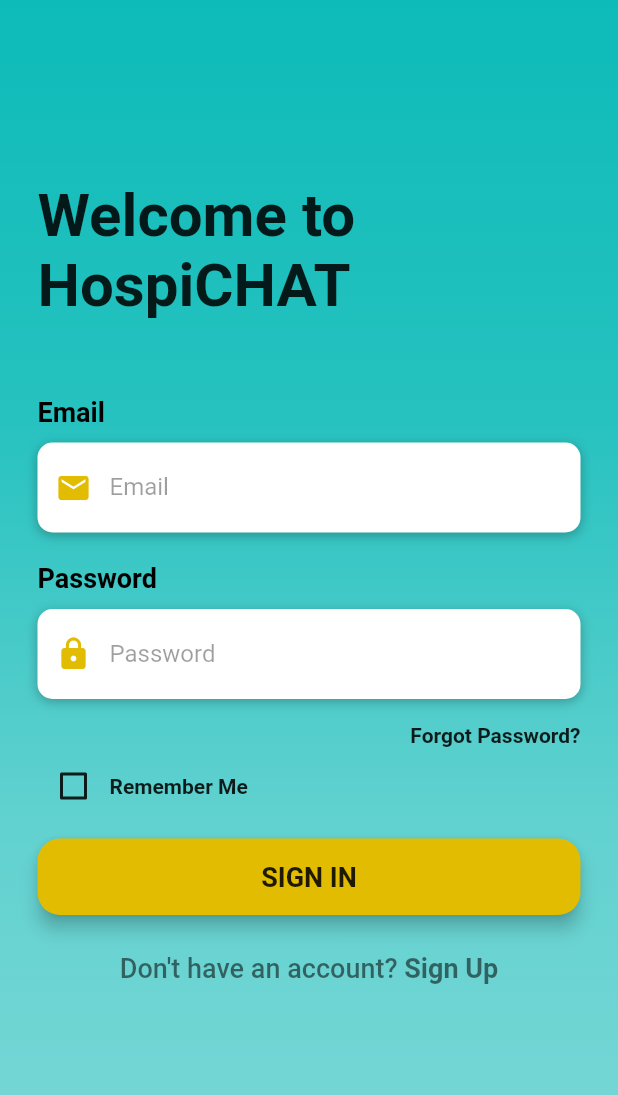
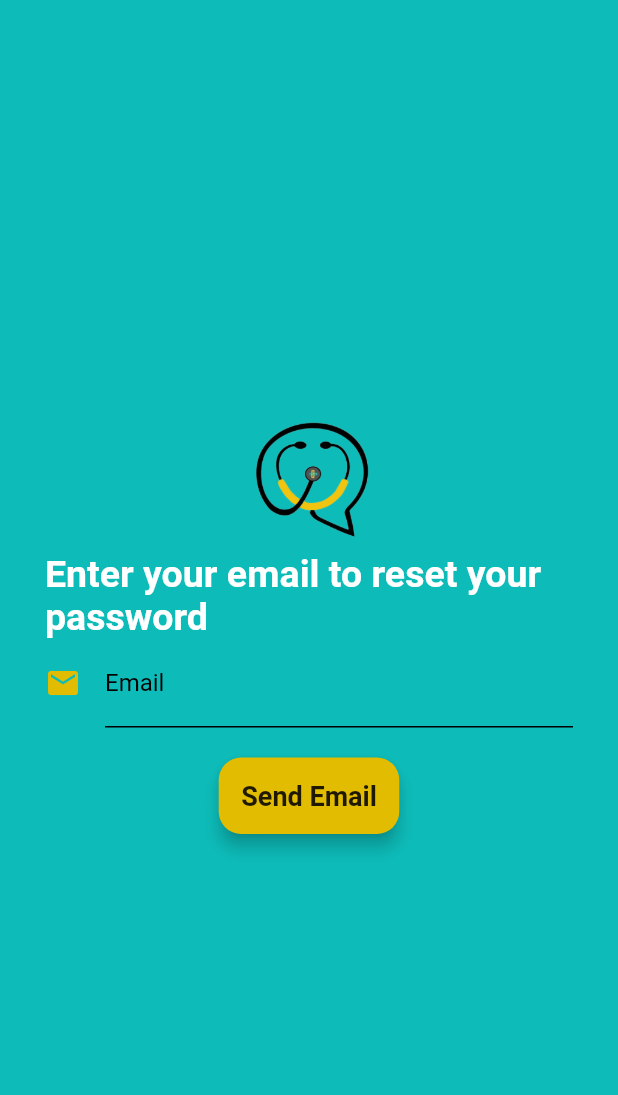
Before and after one commit to aarzooc/Social-Media-App, a Flutter app: the screen it shows after launch, after a tap on "Forgot Password?", on a phone screen of 412 x 824 dp. Shown: the top 1095 px of the screen. Run offline on Flutter 3.47's test engine with Material 2 defaults, Android fonts, the light colour scheme and no system bars.

Commit message:
updated login screen and forgot pw

```diff
--- /dev/null
+++ b/lib/ForgotPassword.dart
@@ -0,0 +1,74 @@
+import 'logo.dart';
+import 'package:flutter/cupertino.dart';
+import 'package:flutter/material.dart';
+
+class ForgotPassword extends StatelessWidget{
+  static String id = 'forgot-password';
+
+  @override
+  Widget build (BuildContext context) {
+    return Scaffold(
+      backgroundColor: Color(0xF200B8B5),
+      body: Form(
+        child: Padding(
+          padding: EdgeInsets.symmetric(horizontal: 30.0),
+          child: Column(
+            mainAxisAlignment: MainAxisAlignment.center,
+            children: <Widget> [
+              Logo("assets/images/logo.png"),
+              Text(
+                'Enter your email to reset your password',
+                style: TextStyle(
+                  fontSize: 25,
+                  color: Colors.white,
+                  fontWeight: FontWeight.bold
+                ),
+              ),
+              TextFormField(
+
+                    style: TextStyle(color: Colors.black),
+                    decoration: InputDecoration(
+                      labelText: 'Email',
+                      icon: Icon(
+                        Icons.mail,
+                        color: Color(0xffE2BC00)
+                      ),
+                      errorStyle: TextStyle(color: Colors.black),
+                      labelStyle: TextStyle(color: Colors.black),
+                      hintStyle: TextStyle(color: Colors.black),
+                      focusedBorder: UnderlineInputBorder(
+                        borderSide: BorderSide(color: Colors.black),
+                      ),
+                      enabledBorder: UnderlineInputBorder(
+                        borderSide: BorderSide(color: Colors.black),
+                      ),
+                      errorBorder: UnderlineInputBorder(
+                        borderSide: BorderSide(color: Colors.black),
+                    ),
+                  ),
+                ),
+              SizedBox(height: 20),
+              RaisedButton(
+                elevation: 5,
+                onPressed:() => print('Send email pressed'),
+                padding: EdgeInsets.all(15),
+                shape: RoundedRectangleBorder(
+                  borderRadius: BorderRadius.circular(15)
+                ),
+                color: Color(0xffE2BC00),
+                child: Text(
+                  'Send Email',
+                  style: TextStyle(
+                    color: Colors.black87,
+                    fontSize: 18,
+                    fontWeight: FontWeight.bold
+                  ),
+                ),
+              ),
+            ],
+          ),
+        ),
+      ),
+    );
+  }
+}
--- /dev/null
+++ b/lib/image_banner.dart
@@ -0,0 +1,20 @@
+import 'package:flutter/material.dart';
+
+class ImageBanner extends StatelessWidget{
+  final String _assetPath;
+
+  ImageBanner(this._assetPath);
+
+  @override
+  Widget build(BuildContext context){
+    return Container(
+      constraints: BoxConstraints.expand(
+        height:125.0,
+      ),
+      child: Image.asset(
+        _assetPath,
+        fit: BoxFit.cover
+      )
+    );
+  }
+}
--- a/lib/loginScreen.dart
+++ b/lib/loginScreen.dart
@@ -1,3 +1,4 @@
+import 'image_banner.dart';
 import 'package:flutter/material.dart';
 import 'package:flutter/services.dart';
 
@@ -115,7 +116,12 @@ Widget buildForgotPassBtn(){
   return Container(
     alignment: Alignment.centerRight,
     child: FlatButton(
-      onPressed: () => print("Forgot Password pressed"),
+      onPressed: () {
+        Navigator.pushNamed(
+          context,
+          '/password',
+        );
+      },
       padding: EdgeInsets.only(right:0),
       child: Text(
         'Forgot Password?',
@@ -210,6 +216,7 @@ Widget buildSignUpBtn() {
   );
 }
 
+
   @override
   Widget build(BuildContext context){
     return Scaffold(
@@ -237,20 +244,23 @@ Widget buildSignUpBtn() {
                   physics: AlwaysScrollableScrollPhysics(),
                   padding: EdgeInsets.symmetric(
                     horizontal: 25,
-                    vertical: 120
+                    vertical: 75
                   ),
                   child: Column(
                   mainAxisAlignment: MainAxisAlignment.center,
                   children: <Widget>[
+                    ImageBanner("assets/images/logo3.png"),
+                    /*
                     Text(
-                      'Welcome to  HospiCHAT',
+                      'Sign In',
                       style: TextStyle(
                         color: Colors.black87,
-                        fontSize: 40,
+                        fontSize: 30,
                         fontWeight: FontWeight.bold
                       ),
                     ),
-                    SizedBox(height: 50,),
+                    */
+                    SizedBox(height: 10,),
                     buildEmail(),
                     SizedBox(height: 20,),
                     buildPassword(),
--- /dev/null
+++ b/lib/logo.dart
@@ -0,0 +1,15 @@
+import 'package:flutter/material.dart';
+
+class Logo extends StatelessWidget{
+  final String _assetPath;
+
+  Logo(this._assetPath);
+
+  @override
+  Widget build(BuildContext context){
+    return Container(
+      constraints: BoxConstraints.expand(height: 100.0),
+      child: Image.asset(_assetPath, fit: BoxFit.contain),
+    );
+  }
+}
--- a/lib/main.dart
+++ b/lib/main.dart
@@ -1,5 +1,7 @@
 import 'package:flutter/material.dart';
+import 'package:login/ForgotPassword.dart';
 import 'loginScreen.dart';
+import 'ForgotPassword.dart';
 
 void main() {
   runApp(MyApp());
@@ -12,7 +14,11 @@ class MyApp extends StatelessWidget {
     return MaterialApp(
       title: 'Flutter Login UI',
       debugShowCheckedModeBanner: false,
-      home: LoginScreen()
+
+      routes:{
+        '/':(context) => LoginScreen(),
+        '/password': (context) => ForgotPassword(),
+      },
       //theme: ThemeData(
         //primarySwatch: Colors.blue,
       // ),
--- a/pubspec.yaml
+++ b/pubspec.yaml
@@ -45,9 +45,8 @@ flutter:
   uses-material-design: true
 
   # To add assets to your application, add an assets section, like this:
-  # assets:
-  #   - images/a_dot_burr.jpeg
-  #   - images/a_dot_ham.jpeg
+  assets:
+    - assets/images/
 
   # An image asset can refer to one or more resolution-specific "variants", see
   # https://flutter.dev/assets-and-images/#resolution-aware.
```
Also changed, not shown: assets/images/logo.png (added), assets/images/logo1.jpg (added), assets/images/logo2.jpg (added), assets/images/logo3.png (added), assets/images/logo4.PNG (added).
